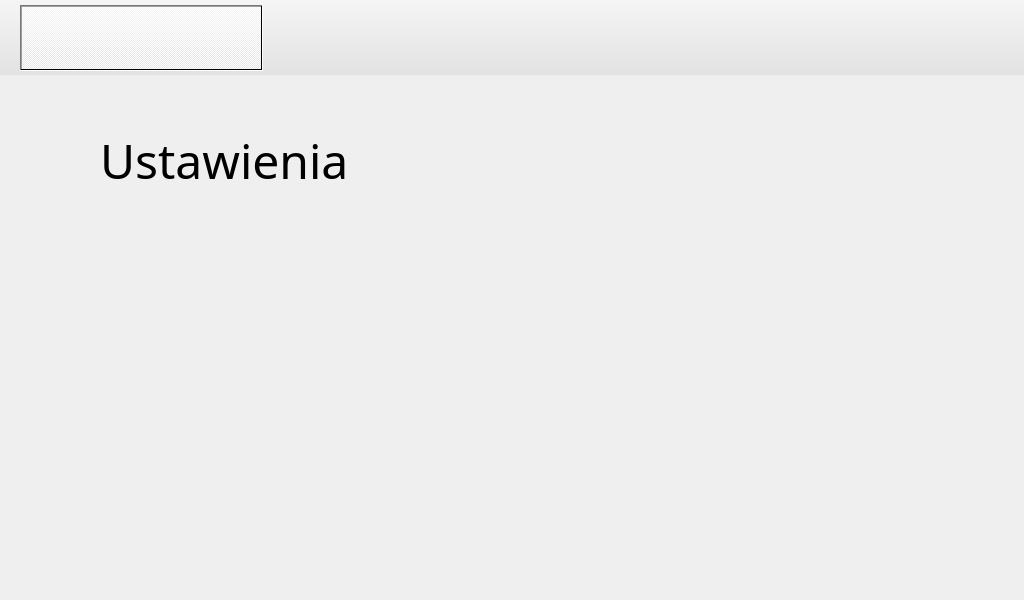
Qt form gui.ui (ks309627/PBL-MW) before a commit.
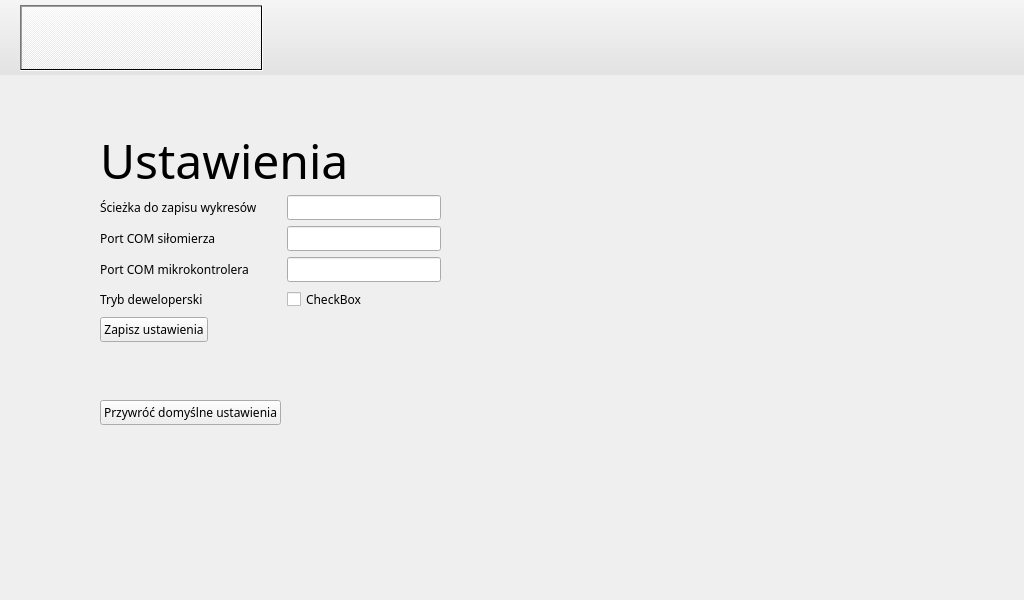
The same form after that commit. The open tabs and pages were chosen to show the change. Icons and pictures are not drawn. Custom widgets are drawn as their Qt base class.

Commit message: simple settings

Diff of the .ui file:
```diff
--- a/gui.ui
+++ b/gui.ui
@@ -868,6 +868,128 @@
          <number>-1</number>
         </property>
        </widget>
+       <widget class="QWidget" name="formLayoutWidget_2">
+        <property name="geometry">
+         <rect>
+          <x>100</x>
+          <y>120</y>
+          <width>341</width>
+          <height>241</height>
+         </rect>
+        </property>
+        <layout class="QFormLayout" name="formLayout_2">
+         <item row="0" column="0">
+          <widget class="QLabel" name="label_7">
+           <property name="text">
+            <string>Ścieżka do zapisu wykresów</string>
+           </property>
+          </widget>
+         </item>
+         <item row="0" column="1">
+          <widget class="QLineEdit" name="graphSavePath"/>
+         </item>
+         <item row="1" column="0">
+          <widget class="QLabel" name="label_8">
+           <property name="text">
+            <string>Port COM siłomierza</string>
+           </property>
+          </widget>
+         </item>
+         <item row="1" column="1">
+          <widget class="QLineEdit" name="COMPath"/>
+         </item>
+         <item row="3" column="0">
+          <widget class="QLabel" name="label_9">
+           <property name="text">
+            <string>Tryb deweloperski</string>
+           </property>
+          </widget>
+         </item>
+         <item row="3" column="1">
+          <widget class="QCheckBox" name="devMode">
+           <property name="text">
+            <string>CheckBox</string>
+           </property>
+          </widget>
+         </item>
+         <item row="5" column="0">
+          <spacer name="verticalSpacer_7">
+           <property name="orientation">
+            <enum>Qt::Vertical</enum>
+           </property>
+           <property name="sizeHint" stdset="0">
+            <size>
+             <width>20</width>
+             <height>40</height>
+            </size>
+           </property>
+          </spacer>
+         </item>
+         <item row="5" column="1">
+          <spacer name="verticalSpacer_10">
+           <property name="orientation">
+            <enum>Qt::Vertical</enum>
+           </property>
+           <property name="sizeHint" stdset="0">
+            <size>
+             <width>20</width>
+             <height>40</height>
+            </size>
+           </property>
+          </spacer>
+         </item>
+         <item row="4" column="0">
+          <widget class="QPushButton" name="btn_settingsSave">
+           <property name="text">
+            <string>Zapisz ustawienia</string>
+           </property>
+          </widget>
+         </item>
+         <item row="6" column="0">
+          <widget class="QPushButton" name="btn_settingsDefault">
+           <property name="text">
+            <string>Przywróć domyślne ustawienia</string>
+           </property>
+          </widget>
+         </item>
+         <item row="4" column="1">
+          <spacer name="verticalSpacer_8">
+           <property name="orientation">
+            <enum>Qt::Vertical</enum>
+           </property>
+           <property name="sizeHint" stdset="0">
+            <size>
+             <width>20</width>
+             <height>40</height>
+            </size>
+           </property>
+          </spacer>
+         </item>
+         <item row="6" column="1">
+          <spacer name="verticalSpacer_9">
+           <property name="orientation">
+            <enum>Qt::Vertical</enum>
+           </property>
+           <property name="sizeHint" stdset="0">
+            <size>
+             <width>20</width>
+             <height>40</height>
+            </size>
+           </property>
+          </spacer>
+         </item>
+         <item row="2" column="0">
+          <widget class="QLabel" name="label_10">
+           <property name="text">
+            <string>Port COM mikrokontrolera</string>
+           </property>
+          </widget>
+         </item>
+         <item row="2" column="1">
+          <widget class="QLineEdit" name="COMPathESP"/>
+         </item>
+        </layout>
+       </widget>
       </widget>
       <widget class="QWidget" name="Screen_Errors">
        <widget class="QLabel" name="title_Errors">
```
Left out of the diff: 4 changed lines with no effect on the pictures. The commit also changes 6 other files.
